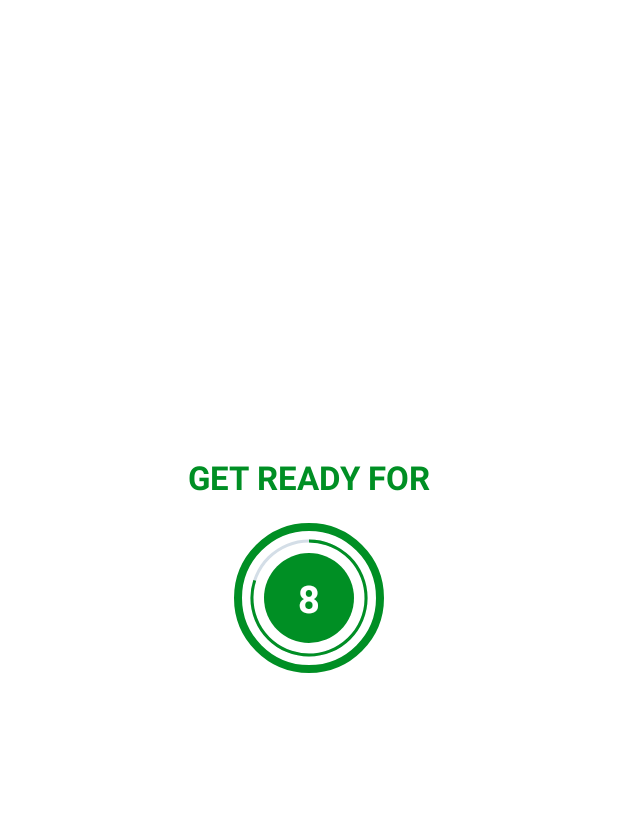
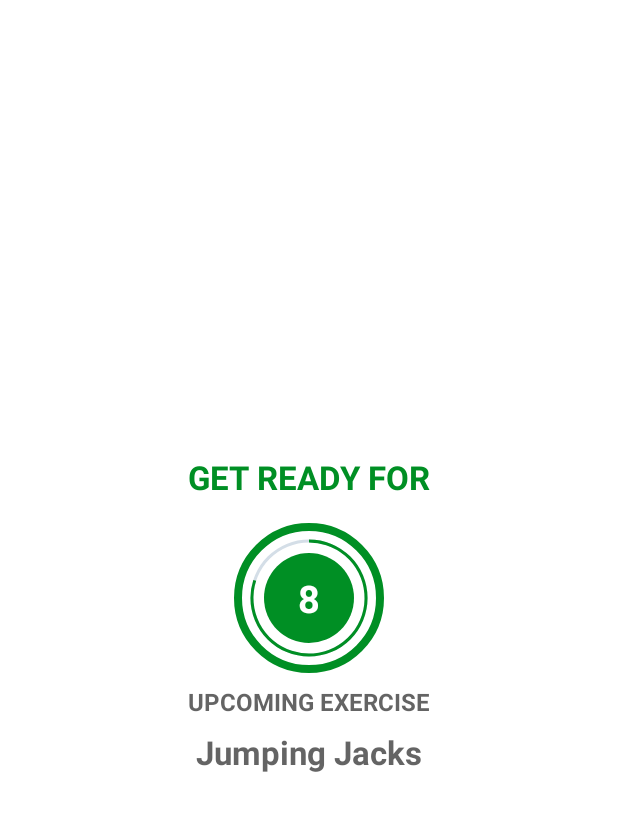
Before and after one commit to anhviethy/7MinWorkout, an Android app: the ExerciseActivity screen opened directly, with no data from a screen before it, on a phone screen of 412 x 824 dp, the part 62-893 px from its top. Run offline under Robolectric (Android 15) with nearby library versions, the phone set to English and light mode, and no system bars.

Commit message:
Add text to speech and add audio when user change exercise

```diff
--- a/app/src/main/AndroidManifest.xml
+++ b/app/src/main/AndroidManifest.xml
@@ -1,6 +1,12 @@
 <?xml version="1.0" encoding="utf-8"?>
 <manifest xmlns:android="http://schemas.android.com/apk/res/android"
     xmlns:tools="http://schemas.android.com/tools">
+
+    <queries>
+        <intent>
+            <action android:name="android.intent.action.TTS_SERVICE"/>
+        </intent>
+    </queries>
 
     <application
         android:allowBackup="true"
--- a/app/src/main/java/com/via/a7minworkout/ExerciseActivity.kt
+++ b/app/src/main/java/com/via/a7minworkout/ExerciseActivity.kt
@@ -3,11 +3,15 @@ package com.via.a7minworkout
 import androidx.appcompat.app.AppCompatActivity
 import android.os.Bundle
 import android.os.CountDownTimer
+import android.speech.tts.TextToSpeech
+import android.util.Log
 import android.view.View
 import android.widget.Toast
 import com.via.a7minworkout.databinding.ActivityExerciseBinding
+import java.util.*
+import kotlin.collections.ArrayList
 
-class ExerciseActivity : AppCompatActivity() {
+class ExerciseActivity : AppCompatActivity(), TextToSpeech.OnInitListener {
 
     var binding: ActivityExerciseBinding? = null
 
@@ -19,6 +23,8 @@ class ExerciseActivity : AppCompatActivity() {
 
     private var exerciseList: ArrayList<ExerciseModel>? = null
     private var curExercisePosition = -1
+
+    private var tts: TextToSpeech? = null
 
     override fun onCreate(savedInstanceState: Bundle?) {
         super.onCreate(savedInstanceState)
@@ -32,6 +38,7 @@ class ExerciseActivity : AppCompatActivity() {
         }
 
         exerciseList = Constants.defaultExerciseList()
+        tts = TextToSpeech(this, this)
 
         binding?.toolBarExercise?.setNavigationOnClickListener {
             onBackPressed()
@@ -46,12 +53,15 @@ class ExerciseActivity : AppCompatActivity() {
         binding?.tvTitle?.visibility = View.VISIBLE
         binding?.tvExercise?.visibility = View.INVISIBLE
         binding?.ivExercise?.visibility = View.INVISIBLE
+        binding?.tvUpComing?.visibility = View.VISIBLE
+        binding?.tvUpComingExerciseName?.visibility = View.VISIBLE
 
         if (restTimer != null) {
             restTimer?.cancel()
             restProgress = 0
         }
 
+        binding?.tvUpComingExerciseName?.text = exerciseList!![curExercisePosition + 1].getName()
         setRestProgressBar()
     }
 
@@ -61,6 +71,9 @@ class ExerciseActivity : AppCompatActivity() {
         binding?.tvTitle?.visibility = View.INVISIBLE
         binding?.tvExercise?.visibility = View.VISIBLE
         binding?.ivExercise?.visibility = View.VISIBLE
+
+        binding?.tvUpComing?.visibility = View.INVISIBLE
+        binding?.tvUpComingExerciseName?.visibility = View.INVISIBLE
         binding?.ivExercise?.setImageResource(exerciseList!![curExercisePosition].getImage())
         binding?.tvExercise?.text = exerciseList!![curExercisePosition].getName()
 
@@ -69,13 +82,15 @@ class ExerciseActivity : AppCompatActivity() {
             exerciseProgress = 0
         }
 
+        speakOut(exerciseList!![curExercisePosition].getName())
+
         setExerciseProgressBar()
     }
 
     private fun setRestProgressBar() {
         binding?.progressBar?.progress = restProgress
 
-        restTimer = object : CountDownTimer(10000, 1000) {
+        restTimer = object : CountDownTimer(3000, 1000) {
             override fun onTick(remainingTime: Long) {
                 restProgress++
                 binding?.progressBar?.progress = 10 - restProgress
@@ -93,7 +108,7 @@ class ExerciseActivity : AppCompatActivity() {
     private fun setExerciseProgressBar() {
         binding?.exerciseProgressBar?.progress = exerciseProgress
 
-        exerciseTimer = object : CountDownTimer(30000, 1000) {
+        exerciseTimer = object : CountDownTimer(3000, 1000) {
             override fun onTick(remainingTime: Long) {
                 exerciseProgress++
                 binding?.exerciseProgressBar?.progress = 30 - exerciseProgress
@@ -129,6 +144,27 @@ class ExerciseActivity : AppCompatActivity() {
             exerciseProgress = 0
         }
 
+        if (tts != null) {
+            tts!!.stop()
+            tts!!.shutdown()
+        }
+
         binding = null
     }
+
+    override fun onInit(status: Int) {
+        if (status == TextToSpeech.SUCCESS) {
+            val res = tts?.setLanguage(Locale.US)
+
+            if (res == TextToSpeech.LANG_MISSING_DATA || res == TextToSpeech.LANG_NOT_SUPPORTED) {
+                Log.e("TTS", "The language specified is not supported!")
+            }
+        } else {
+            Log.e("tts", "Initialization Failed")
+        }
+    }
+
+    private fun speakOut(text: String) {
+        tts!!.speak(text, TextToSpeech.QUEUE_FLUSH, null, "")
+    }
 }
--- a/app/src/main/res/layout/activity_exercise.xml
+++ b/app/src/main/res/layout/activity_exercise.xml
@@ -73,6 +73,36 @@
 
     </FrameLayout>
 
+    <TextView
+        android:id="@+id/tvUpComing"
+        android:layout_width="wrap_content"
+        android:layout_height="wrap_content"
+        android:layout_marginTop="8dp"
+        android:textColor="@color/colorPrimary"
+        android:textSize="16sp"
+        android:textStyle="bold"
+        app:layout_constraintBottom_toTopOf="@+id/tvUpComingExerciseName"
+        app:layout_constraintEnd_toEndOf="parent"
+        app:layout_constraintStart_toStartOf="parent"
+        app:layout_constraintTop_toBottomOf="@id/flRestView"
+        android:text="UPCOMING EXERCISE"
+        tools:visibility="visible" />
+
+    <TextView
+        android:id="@+id/tvUpComingExerciseName"
+        android:layout_width="wrap_content"
+        android:layout_height="wrap_content"
+        android:layout_marginTop="8dp"
+        android:textColor="@color/colorPrimary"
+        android:textSize="22sp"
+        android:textStyle="bold"
+        android:visibility="gone"
+        app:layout_constraintEnd_toEndOf="parent"
+        app:layout_constraintStart_toStartOf="parent"
+        app:layout_constraintTop_toBottomOf="@id/tvUpComing"
+        tools:text="exerciseName"
+        tools:visibility="visible" />
+
     <ImageView
         android:id="@+id/ivExercise"
         android:layout_width="match_parent"
@@ -87,29 +117,29 @@
         android:id="@+id/tvExercise"
         android:layout_width="wrap_content"
         android:layout_height="wrap_content"
+        android:layout_marginBottom="8dp"
         android:text="ExerciseName"
+        android:textColor="@color/colorAccent"
         android:textSize="22sp"
         android:textStyle="bold"
-        android:textColor="@color/colorAccent"
         android:visibility="gone"
-        android:layout_marginBottom="8dp"
+        app:layout_constraintBottom_toTopOf="@id/flExercise"
         app:layout_constraintEnd_toEndOf="parent"
         app:layout_constraintStart_toStartOf="parent"
         app:layout_constraintTop_toBottomOf="@id/ivExercise"
-        app:layout_constraintBottom_toTopOf="@id/flExercise"
         tools:visibility="visible" />
 
     <FrameLayout
         android:id="@+id/flExercise"
         android:layout_width="100dp"
         android:layout_height="100dp"
+        android:layout_marginBottom="8dp"
         android:background="@drawable/start_border"
         android:visibility="gone"
         app:layout_constraintBottom_toBottomOf="parent"
         app:layout_constraintEnd_toEndOf="parent"
         app:layout_constraintStart_toStartOf="parent"
         app:layout_constraintTop_toBottomOf="@+id/tvExercise"
-        android:layout_marginBottom="8dp"
         tools:visibility="visible">
 
         <ProgressBar
```
